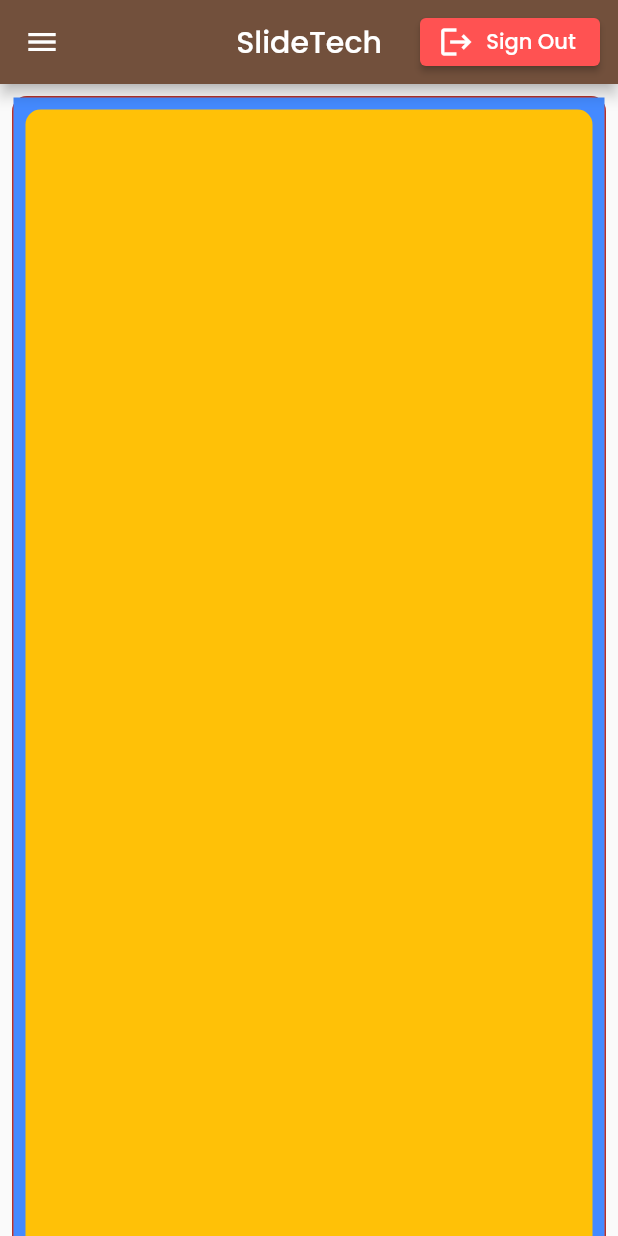
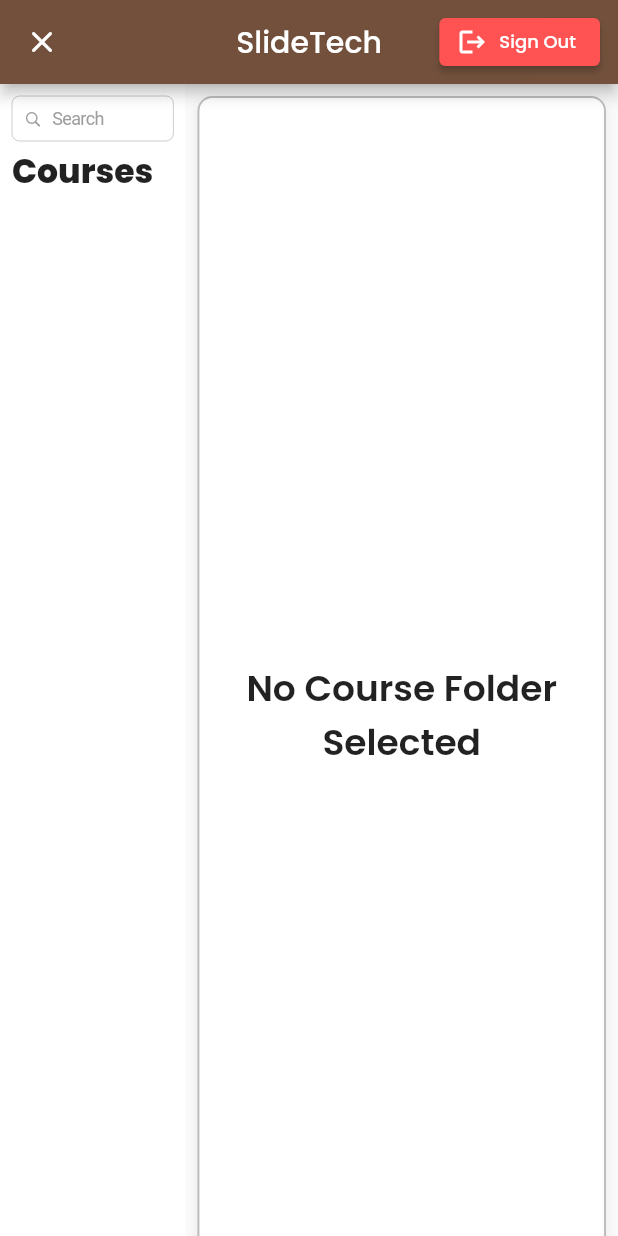
Before and after one commit to Dolapo-A/slides_share_user, a Flutter app: the HomeScreen screen opened by its route, on a phone screen of 412 x 824 dp. Run offline on Flutter 3.47's test engine with Material 2 defaults, Android fonts, the phone set to English and light mode, and no system bars; our stand-ins replace cloud_firestore, email_validator, firebase_auth, firebase_core, gap, google_fonts and 1 more; missing offline and left inert: the_validator; accounts and stored records are empty.

Commit message:
More changes to HomeScreen. Changes made to homescreen for more accessibility across various mobile platforms, including responsiveness and scroll bug fixed for now

```diff
--- a/lib/screens/homescreen.dart
+++ b/lib/screens/homescreen.dart
@@ -16,7 +16,7 @@ class HomeScreen extends StatefulWidget {
 }
 
 class _HomeScreenState extends State<HomeScreen> {
-  bool isRowOpen = false; // Initialize it with an initial value
+  bool isRowOpen = true; // Initialize it with an initial value
   bool isHovered = false;
   TextEditingController searchController = TextEditingController();
   String searchText = '';
@@ -25,6 +25,8 @@ class _HomeScreenState extends State<HomeScreen> {
 
   @override
   Widget build(BuildContext context) {
+    double screenWidth = MediaQuery.of(context).size.width;
+
     return Scaffold(
       appBar: AppBar(
         backgroundColor: const Color(0xff72503c),
@@ -42,10 +44,16 @@ class _HomeScreenState extends State<HomeScreen> {
                     MaterialPageRoute(
                         builder: (context) => const LoginScreen()));
               },
-              icon: const Icon(Icons.logout),
-              label: const Text('Sign Out'),
+              icon: const Icon(
+                Icons.logout,
+                size: 20,
+              ),
+              label: const Text(
+                'Sign Out',
+                style: TextStyle(fontSize: 12),
+              ),
               style: ElevatedButton.styleFrom(
-                fixedSize: const Size(120, 70),
+                // fixedSize: const Size(120, 70),
                 // ignore: deprecated_member_use
                 primary: Colors.redAccent, // Set the button background color
               ),
@@ -59,88 +67,57 @@ class _HomeScreenState extends State<HomeScreen> {
                   !isRowOpen; // Toggle the value to open/close the drawer
             });
           },
-          icon: Icon(isRowOpen ? Icons.menu_open : Icons.menu),
+          icon: Icon(isRowOpen ? Icons.close_rounded : Icons.menu_rounded),
         ),
       ),
-      body: SingleChildScrollView(
-        child: LayoutBuilder(builder: (context, constraints) {
+      body: LayoutBuilder(builder: (context, constraints) {
         return Row(
-            mainAxisAlignment: MainAxisAlignment.center,
-            crossAxisAlignment: CrossAxisAlignment.center,
+          // mainAxisAlignment: MainAxisAlignment.center,
+          // crossAxisAlignment: CrossAxisAlignment.center,
           children: [
             if (isRowOpen)
-                Row(
-                  children: [
-                    Padding(
-                      padding: const EdgeInsets.only(
-                        top: 0,
-                        bottom: 0,
-                      ),
-                      child: Expanded(
-                        // ignore: sized_box_for_whitespace
+              SingleChildScrollView(
+                scrollDirection: Axis.vertical,
                 child: Container(
-                          width: MediaQuery.of(context).size.width * 0.3,
+                  width: screenWidth * 0.3,
                   // height: MediaQuery.of(context).size.height,
-
-                          child: Container(
-                            decoration: BoxDecoration(
-                                // borderRadius: BorderRadius.circular(10),
-                                // border: Border.all(color: Colors.black26),
-                                color: Colors.blue),
+                  color: Colors.white,
                   child: Padding(
                     padding: const EdgeInsets.all(8),
                     child: Column(
                       crossAxisAlignment: CrossAxisAlignment.start,
                       children: [
-                                  TextField(
-                                    decoration: InputDecoration(
-                                      hintText: 'Search Courses',
-                                      isDense: true,
-                                      contentPadding:
-                                          const EdgeInsets.symmetric(
-                                        horizontal: 10,
-                                        vertical: 8,
-                                      ),
-                                      enabledBorder: OutlineInputBorder(
-                                        borderSide: const BorderSide(
-                                            color: Colors.grey),
-                                        borderRadius: BorderRadius.circular(5),
-                                      ),
-                                      focusedBorder: OutlineInputBorder(
-                                        borderSide: const BorderSide(
-                                            width: 2, color: Color(0xff72503c)),
-                                        borderRadius:
-                                            BorderRadius.circular(5.0),
-                                      ),
-                                      labelStyle: const TextStyle(
-                                        color: Colors.grey,
-                                        fontSize: 14,
-                                      ),
-                                      prefixIcon: const Icon(Icons.search,
-                                          color: Colors.grey),
-                                    ),
+                        Container(
+                          height: 30,
+                          child: CupertinoTextField(
+                            placeholder: 'Search',
+                            placeholderStyle:
+                                TextStyle(fontSize: 12, color: Colors.grey),
+                            // padding: const EdgeInsets.all(10),
                             controller: searchController,
+                            style: TextStyle(fontSize: 12), // Input text style
+
                             onChanged: (query) {
                               setState(() {
                                 searchText = query;
                               });
                             },
+                            prefix: const Padding(
+                              padding: EdgeInsets.only(left: 8.0),
+                              child: Icon(CupertinoIcons.search,
+                                  size: 12, color: Colors.grey),
                             ),
-                                  const Gap(
-                                    4,
                           ),
+                        ),
+                        const Gap(4),
                         const Text(
                           'Courses',
                           style: TextStyle(
-                                        fontWeight: FontWeight.w800,
-                                        fontSize: 22),
+                              fontWeight: FontWeight.w800, fontSize: 22),
                           textAlign: TextAlign.left,
                         ),
-                                  const SizedBox(
-                                    height: 8,
-                                  ),
-                                  Container(
-                                    color: Colors.amberAccent,
+                        const Gap(8),
+                        SizedBox(
                           height: MediaQuery.of(context).size.height,
                           child: StreamBuilder<QuerySnapshot>(
                             stream: FirebaseFirestore.instance
@@ -149,20 +126,17 @@ class _HomeScreenState extends State<HomeScreen> {
                             builder: (context, snapshot) {
                               if (!snapshot.hasData) {
                                 return const Center(
-                                              child:
-                                                  CircularProgressIndicator());
+                                    child: CircularProgressIndicator());
                               }
                               var courses = snapshot.data!.docs;
 
                               // Filter courses based on search text
                               if (searchText.isNotEmpty) {
                                 courses = courses.where((doc) {
-                                            final courseName =
-                                                doc['name'] as String;
+                                  final courseName = doc['name'] as String;
                                   return courseName
                                       .toLowerCase()
-                                                .contains(
-                                                    searchText.toLowerCase());
+                                      .contains(searchText.toLowerCase());
                                 }).toList();
                               }
 
@@ -170,53 +144,48 @@ class _HomeScreenState extends State<HomeScreen> {
                                   gridDelegate:
                                       const SliverGridDelegateWithMaxCrossAxisExtent(
                                           maxCrossAxisExtent: 230,
-                                                    childAspectRatio: 3,
-                                                    mainAxisExtent: 150),
+                                          childAspectRatio: 4,
+                                          mainAxisExtent: 115),
                                   itemCount: courses.length,
                                   itemBuilder: (context, index) {
                                     var course = courses[index];
                                     var courseName = course['name'];
                                     final isSelected =
-                                                  selectedCourse ==
-                                                      course.reference;
+                                        selectedCourse == course.reference;
 
                                     return Card(
-                                                color: isSelected
-                                                    ? Colors.grey[300]
-                                                    : null,
+                                      color:
+                                          isSelected ? Colors.grey[300] : null,
                                       child: InkWell(
                                         onTap: () async {
                                           final courseName =
                                               await getCourseName(
                                                   course.reference);
                                           setState(() {
-                                                      selectedCourseName =
-                                                          courseName;
-                                                      selectedCourse =
-                                                          course.reference;
+                                            selectedCourseName = courseName;
+                                            selectedCourse = course.reference;
                                           });
                                         },
+                                        child: Padding(
+                                          padding: const EdgeInsets.all(8.0),
                                           child: Column(
                                             mainAxisAlignment:
-                                                        MainAxisAlignment
-                                                            .center,
+                                                MainAxisAlignment.spaceAround,
                                             children: [
                                               Icon(
-                                                        CupertinoIcons
-                                                            .folder_fill,
-                                                        color: Colors
-                                                            .lightBlue[300],
-                                                        size: 80,
+                                                CupertinoIcons.folder_fill,
+                                                color: Colors.lightBlue[300],
+                                                size: 50,
                                               ),
                                               Text(
                                                 courseName,
                                                 maxLines: 2,
-                                                        overflow: TextOverflow
-                                                            .ellipsis,
+                                                overflow: TextOverflow.ellipsis,
                                                 style: const TextStyle(
-                                                            fontSize: 14),
+                                                    fontSize: 12),
                                               )
                                             ],
+                                          ),
                                         ),
                                       ),
                                     );
@@ -229,43 +198,61 @@ class _HomeScreenState extends State<HomeScreen> {
                   ),
                 ),
               ),
-                      ),
-                    ),
-                    Container(
-                      color: Colors.black,
-                      height: MediaQuery.of(context).size.height,
-                      width: 1,
-                    )
-                  ],
-                ),
             Expanded(
+              child: SingleChildScrollView(
                 child: Padding(
                   padding: const EdgeInsets.all(8.0),
                   child: Container(
                     decoration: BoxDecoration(
+                        boxShadow: const [
+                          BoxShadow(
+                            color: Color.fromARGB(18, 0, 0, 0), // Shadow color
+                            offset: Offset(0, 2), // Offset of the shadow
+                            blurRadius: 6, // Spread of the shadow
+                            spreadRadius: 0, // Optional: Expand the shadow
+                          ),
+                        ],
                         borderRadius: BorderRadius.circular(10),
-                        border: Border.all(color: Colors.black26),
-                        color: Colors.red),
+                        border: Border.all(color: Colors.black26, width: 1.5),
+                        color: Colors.white),
+                    // height: MediaQuery.of(context).size.height,
+                    width: isRowOpen
+                        ? (MediaQuery.of(context).size.width * 0.7)
+                        : MediaQuery.of(context).size.width,
                     child: Column(
+                      crossAxisAlignment: CrossAxisAlignment.start,
                       children: [
                         if (selectedCourseName != null)
-                          Text(
+                          Padding(
+                            padding: const EdgeInsets.only(
+                                left: 16.0, right: 16.0, top: 12.0, bottom: 12),
+                            child: Text(
                               '$selectedCourseName',
                               style: const TextStyle(
-                                fontWeight: FontWeight.bold, fontSize: 32),
+                                  color: Colors.black87,
+                                  fontWeight: FontWeight.w600,
+                                  fontSize: 24),
+                            ),
                           ),
                         Container(
-                          color: Colors.blueAccent,
+                          // color: Colors.blueAccent,
                           height: MediaQuery.of(context).size.height,
                           child: selectedCourse == null
                               // ignore: avoid_unnecessary_containers
-                              ? Padding(
-                                  padding: const EdgeInsets.all(8.0),
-                                  child: Container(
-                                    // height: MediaQuery.of(context).size.height,
+                              ? Container(
+                                  height: MediaQuery.of(context).size.height,
+                                  width: MediaQuery.of(context).size.width,
                                   decoration: BoxDecoration(
-                                        borderRadius: BorderRadius.circular(10),
-                                        color: Colors.amber),
+                                      borderRadius: BorderRadius.circular(8),
+                                      color: Colors.white),
+                                  child: const Center(
+                                    child: Text(
+                                      'No Course Folder Selected',
+                                      textAlign: TextAlign.center,
+                                      style: TextStyle(
+                                          fontSize: 24,
+                                          fontWeight: FontWeight.w600),
+                                    ),
                                   ),
                                 )
                               : StreamBuilder<QuerySnapshot>(
@@ -294,12 +281,10 @@ class _HomeScreenState extends State<HomeScreen> {
                                               size: 80,
                                               color: Colors.grey,
                                             ),
-                                            SizedBox(
-                                              height: 12,
-                                            ),
+                                            Gap(12),
                                             Text(
                                               'This folder is empty, no slides uploaded yet',
-                                              style: TextStyle(fontSize: 18),
+                                              style: TextStyle(fontSize: 24),
                                             )
                                           ],
                                         ),
@@ -311,18 +296,49 @@ class _HomeScreenState extends State<HomeScreen> {
                                         var file = files[index];
                                         var fileName = file['name'];
                                         var fileUrl = file['file Url'];
+                                        final isLastItem =
+                                            index == files.length - 1;
+                                        return Column(
+                                          children: [
+                                            ListTile(
+                                              dense: true,
+                                              horizontalTitleGap: 4,
+                                              visualDensity:
+                                                  const VisualDensity(
+                                                      horizontal: 0,
+                                                      vertical: -4),
+                                              contentPadding:
+                                                  const EdgeInsets.symmetric(
+                                                      vertical: 0,
+                                                      horizontal: 16),
+                                              title: Text(
+                                                fileName,
+                                                maxLines: 1,
+                                                overflow: TextOverflow.ellipsis,
+                                                style: const TextStyle(
+                                                    fontSize: 12),
+                                              ),
+                                              leading: const Icon(
+                                                  Icons.file_present),
+                                              trailing: InkWell(
+                                                onTap: () {
+                                                  _launchURL(fileUrl);
+                                                },
+                                                child: const Icon(
+                                                  Icons.download_rounded,
+                                                  color: Colors.blueAccent,
+                                                  size: 20,
+                                                ),
+                                              ),
+                                            ),
 
-                                        return ListTile(
-                                          title: Text(fileName),
-                                          leading:
-                                              const Icon(Icons.file_present),
-                                          trailing: ElevatedButton(
-                                            onPressed: () {
-                                              _launchURL(
-                                                  fileUrl); // Function to open the file URL
-                                            },
-                                            child: const Text('Download'),
-                                          ),
+                                            if (!isLastItem)
+                                              const Padding(
+                                                padding: EdgeInsets.only(
+                                                    left: 16.0, right: 16),
+                                                child: Divider(),
+                                              ), // Add a Divider after all items except the last one
+                                          ],
                                         );
                                       },
                                     );
@@ -334,10 +350,10 @@ class _HomeScreenState extends State<HomeScreen> {
                   ),
                 ),
               ),
+            ),
           ],
         );
       }),
-      ),
     );
   }
 
```
Lines whose indentation alone changed are shown as unchanged.
